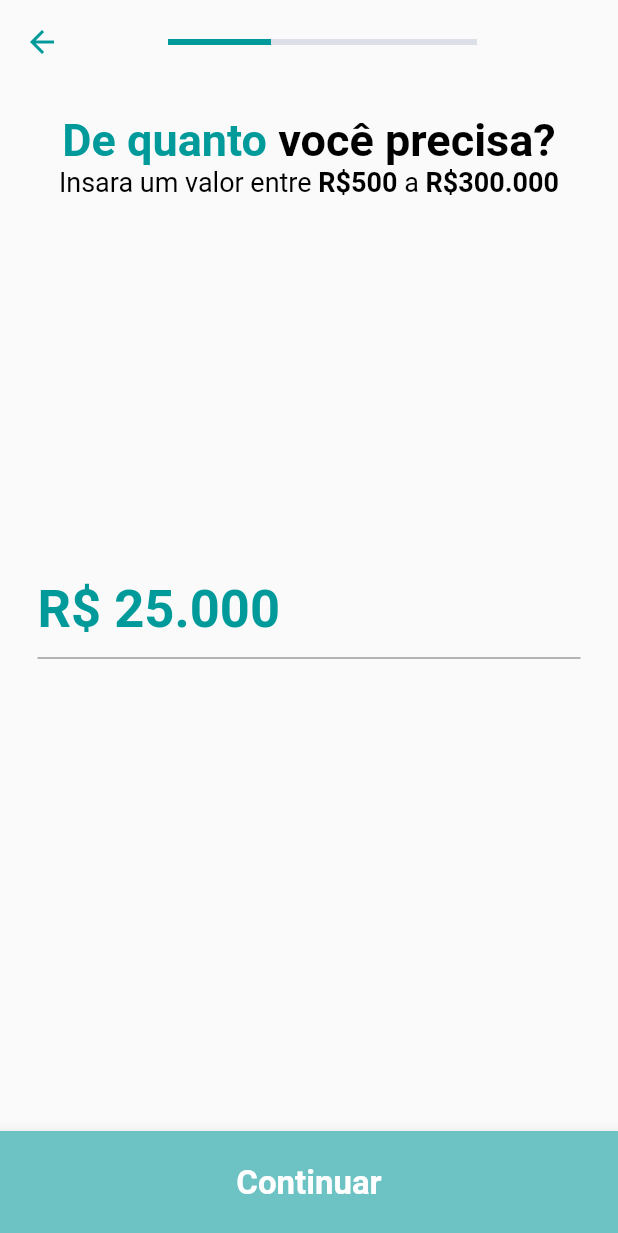
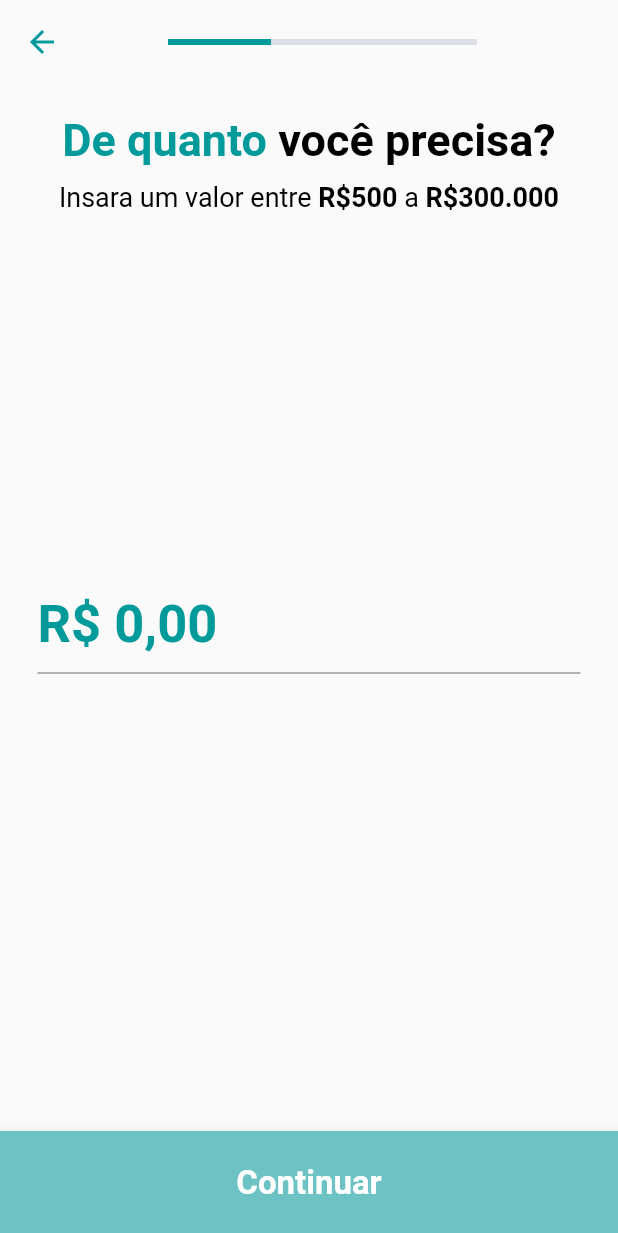
Before and after one commit to VagnerNegreiros/teste_rispar, a Flutter app: the AmountScreen screen opened directly with empty values, on a phone screen of 412 x 824 dp. Shown: the top 1233 px of the screen. Run offline on Flutter 3.47's test engine with Material 2 defaults, Android fonts, the phone set to English and light mode, and no system bars; our stand-ins replace flutter_masked_text2, get.

Commit message:
implementing warranty and result screen

```diff
--- a/lib/common/constants/text_constant.dart
+++ b/lib/common/constants/text_constant.dart
@@ -23,5 +23,13 @@ class TextConstant{
   static const String amountNegativeInvalid = "Valor deve ser acima de R\$500";
   static const String amountPositiveInvalid = "Valor deve ser abaixo de R\$300.000";
   static const String amountChosen = "Valor escolhido";
+  static const String addGuarantee = "Adicionar garantia";
+  static const String protectedWarranty = "Garantia protegida";
+  static const String textWarranty = "Bitcoin caiu? Fique tranquilo! Na garantia protegida, você não recebe chamada de margem e não é liquidado.";
+  static const String choiceTheF = "Escolha a ";
+  static const String choiceTheM = "Escolha o ";
+  static const String quantityInstallments = "quantidade de parcelas";
+  static const String percentageWarranty = "percentual de garantia";
+  static const String continueWithoutWarranty = "Continuar sem garantia";
 
 }
--- a/lib/data/models/simulation_model.dart
+++ /dev/null
@@ -1,15 +0,0 @@
-class SimulationModel {
-  final String? name;
-  final String? email;
-  final int? ltv;
-  final double? amount;
-  final int? term;
-  final bool? hasProtectedCollateral;
-
-  SimulationModel({this.name, this.email, this.ltv, this.amount, this.term, this.hasProtectedCollateral});
-
-  @override
-  String toString() {
-    return 'SimulationModel{name: $name, email: $email, ltv: $ltv, amount: $amount, term: $term, hasProtectedCollateral: $hasProtectedCollateral}';
-  }
-}
--- a/lib/presentation/amount/amount_controller.dart
+++ b/lib/presentation/amount/amount_controller.dart
@@ -2,7 +2,7 @@ import 'package:flutter/material.dart';
 import 'package:flutter_masked_text2/flutter_masked_text2.dart';
 import 'package:get/get.dart';
 import 'package:teste_rispar/common/constants/text_constant.dart';
-import 'package:teste_rispar/data/models/simulation_model.dart';
+import 'package:teste_rispar/data/model/simulation_model.dart';
 import 'package:teste_rispar/routes/app_routues.dart';
 
 class AmountController extends GetxController{
@@ -10,8 +10,11 @@ class AmountController extends GetxController{
   SimulationModel simulationArguments = Get.arguments;
   final RxBool validate = false.obs;
   final GlobalKey<FormState> formKey = GlobalKey<FormState>();
-  final MaskedTextController amountController = MaskedTextController(mask: '000.000,00');
-  bool isFirst = true;
+  final MoneyMaskedTextController amountController = MoneyMaskedTextController(
+    decimalSeparator: ',',
+    thousandSeparator: '.',
+    leftSymbol: TextConstant.symbolCifrao,
+  );
 
   String? validateAmount(String value) {
     double amount = convertAmountStringToDouble(value);
@@ -36,11 +39,11 @@ class AmountController extends GetxController{
   }
 
   double convertAmountStringToDouble(String value){
-    String amountString = value.replaceAll('.','');
-    return double.parse(amountString.replaceAll(',','.'));
+    value = value.replaceAll('.','').replaceAll(',','.').replaceAll('R\$ ','');
+    return double.parse(value);
   }
 
-  void sendForm() {
+  void sendData() {
     if (formKey.currentState!.validate()) {
       double amount = convertAmountStringToDouble(amountController.value.text);
       SimulationModel simulation = SimulationModel(
@@ -48,7 +51,11 @@ class AmountController extends GetxController{
         email: simulationArguments.email,
         amount: amount,
       );
-      Get.toNamed(AppRoutes.warranty,arguments: simulation);
+
+      amountController.updateValue(simulation.amount!);
+      final String amountValueString = amountController.text;
+
+      Get.toNamed(AppRoutes.warranty,arguments: [simulation,amountValueString]);
     }
   }
 
--- a/lib/presentation/amount/amount_screen.dart
+++ b/lib/presentation/amount/amount_screen.dart
@@ -18,8 +18,9 @@ class AmountScreen extends GetView<AmountController> {
         Obx(() =>
             BottomAppBar(
                 child: BottomAppBarCustom(
+                  text: TextConstant.proceed,
                   validate: controller.validate.value,
-                  onPressed: controller.sendForm,
+                  onPressed: controller.sendData,
                 )
             ),
         ),
@@ -35,7 +36,7 @@ class AmountScreen extends GetView<AmountController> {
               crossAxisAlignment: CrossAxisAlignment.center,
               children: [
                 Container(
-                  margin: const EdgeInsets.only(top: 20),
+                  margin: const EdgeInsets.only(top: 20,bottom: 10),
                   child: RichText(
                       text: const TextSpan(
                           style: TextStyle(
@@ -82,13 +83,10 @@ class AmountScreen extends GetView<AmountController> {
                       child: TextFormField(
                         controller: controller.amountController,
                         onChanged: controller.onChanged,
+                        keyboardType: TextInputType.number,
                         validator: (value) {
                           return controller.validateAmount(value!);
                         },
-                        keyboardType: TextInputType.number,
-                        inputFormatters: <TextInputFormatter>[
-                          FilteringTextInputFormatter.allow(RegExp(r'[0-9]')),
-                        ],
 
                         style: const TextStyle(
                             color: ColorConstant.cyan,
@@ -97,26 +95,15 @@ class AmountScreen extends GetView<AmountController> {
                         ),
 
                         decoration: const InputDecoration(
-                          hintText: TextConstant.number25000,
-                          hintStyle: TextStyle(
-                                color: ColorConstant.cyan,
-                                fontSize: 35,
-                            fontWeight: FontWeight.bold
-                          ),
-
                           focusedBorder: UnderlineInputBorder(
                             borderSide: BorderSide(color: Colors.cyan),
                           ),
+                        ),
 
-                          prefixIconConstraints: BoxConstraints(minWidth: 0, minHeight: 0),
-                          prefixIcon: Text(TextConstant.symbolCifrao,
-                            style: TextStyle(
-                                color: ColorConstant.cyan,
-                                fontSize: 35,
-                                fontWeight: FontWeight.bold
-                            ),
-                          ),
-                        ),
+                        inputFormatters: [
+                          LengthLimitingTextInputFormatter(13),
+                        ],
+
                       ),
                     ),
                   ),
--- a/lib/presentation/home/home_controller.dart
+++ b/lib/presentation/home/home_controller.dart
@@ -1,7 +1,7 @@
 import 'package:flutter/material.dart';
 import 'package:get/get.dart';
 import 'package:teste_rispar/common/constants/text_constant.dart';
-import 'package:teste_rispar/data/models/simulation_model.dart';
+import 'package:teste_rispar/data/model/simulation_model.dart';
 import 'package:teste_rispar/routes/app_routues.dart';
 
 
@@ -40,7 +40,7 @@ class HomeController extends GetxController{
     return null;
   }
 
-  void sendForm() {
+  void sendData() {
     if (formKey.currentState!.validate()) {
       SimulationModel simulation = SimulationModel(
         name: nameController.value.text,
--- a/lib/presentation/home/home_screen.dart
+++ b/lib/presentation/home/home_screen.dart
@@ -16,8 +16,9 @@ class HomeScreen extends GetView<HomeController> {
         Obx(() =>
             BottomAppBar(
                 child: BottomAppBarCustom(
+                  text: TextConstant.proceed,
                   validate: controller.validate.value,
-                  onPressed: controller.sendForm,
+                  onPressed: controller.sendData,
                 )
             ),
         ),
--- /dev/null
+++ b/lib/presentation/result/result_binding.dart
@@ -0,0 +1,9 @@
+import 'package:get/get.dart';
+import 'package:teste_rispar/presentation/result/result_controller.dart';
+
+class ResultBinding extends Bindings{
+  @override
+  void dependencies() {
+    Get.lazyPut(()=>ResultController());
+  }
+}
--- a/lib/presentation/widgets/bottom_app_bar_custom.dart
+++ b/lib/presentation/widgets/bottom_app_bar_custom.dart
@@ -1,11 +1,11 @@
 import 'package:flutter/material.dart';
 import 'package:teste_rispar/common/constants/color_constant.dart';
-import 'package:teste_rispar/common/constants/text_constant.dart';
 
 class BottomAppBarCustom extends StatelessWidget {
+  final String text;
   final bool validate;
   final VoidCallback onPressed;
-  const BottomAppBarCustom({Key? key, required this.validate, required this.onPressed}) : super(key: key);
+  const BottomAppBarCustom({Key? key, required this.text, this.validate = true, required this.onPressed}) : super(key: key);
 
   @override
   Widget build(BuildContext context) {
@@ -16,8 +16,8 @@ class BottomAppBarCustom extends StatelessWidget {
       child:
       MaterialButton(
         onPressed: validate == false ? null : onPressed,
-        child: const Text(TextConstant.proceed,
-          style: TextStyle(fontSize: 22,
+        child: Text(text,
+          style: const TextStyle(fontSize: 22,
               fontWeight: FontWeight.bold,
               color: ColorConstant.white),),
       ),
--- a/lib/routes/app_routues.dart
+++ b/lib/routes/app_routues.dart
@@ -2,4 +2,5 @@ class AppRoutes{
   static const String home = "/home";
   static const String amount = "/amount";
   static const String warranty = "/warranty";
+  static const String result = "/result";
 }
--- a/lib/routes/app_screens.dart
+++ b/lib/routes/app_screens.dart
@@ -3,6 +3,8 @@ import 'package:teste_rispar/presentation/amount/amount_binding.dart';
 import 'package:teste_rispar/presentation/amount/amount_screen.dart';
 import 'package:teste_rispar/presentation/home/home_binding.dart';
 import 'package:teste_rispar/presentation/home/home_screen.dart';
+import 'package:teste_rispar/presentation/result/result_binding.dart';
+import 'package:teste_rispar/presentation/result/result_screen.dart';
 import 'package:teste_rispar/presentation/warranty/warranty_binding.dart';
 import 'package:teste_rispar/presentation/warranty/warranty_screen.dart';
 import 'package:teste_rispar/routes/app_routues.dart';
@@ -13,5 +15,6 @@ class AppScreens{
     GetPage(name: AppRoutes.home, page: () => const HomeScreen(),binding: HomeBinding()),
     GetPage(name: AppRoutes.amount, page: () => const AmountScreen(),binding: AmountBinding()),
     GetPage(name: AppRoutes.warranty, page: () => const WarrantyScreen(),binding: WarrantyBinding()),
+    GetPage(name: AppRoutes.result, page: () => const ResultScreen(),binding: ResultBinding()),
   ];
 }
--- a/pubspec.yaml
+++ b/pubspec.yaml
@@ -14,6 +14,7 @@ dependencies:
 
   get: ^4.6.5
   flutter_masked_text2: ^0.9.1
+  syncfusion_flutter_sliders: ^20.1.61
 
 
 
```
Also changed, not shown: lib/data/model/simulation_model.dart (added, +37 -0 lines), lib/data/repository/remote/simulation_repository.dart (added, +11 -0 lines), lib/data/service/simulation_service.dart (added, +8 -0 lines), lib/presentation/result/result_controller.dart (added, +48 -0 lines), lib/presentation/result/result_screen.dart (added, +25 -0 lines), lib/presentation/warranty/warranty_controller.dart (+16 -14 lines), lib/presentation/warranty/warranty_screen.dart (+102 -14 lines), pubspec.lock.
